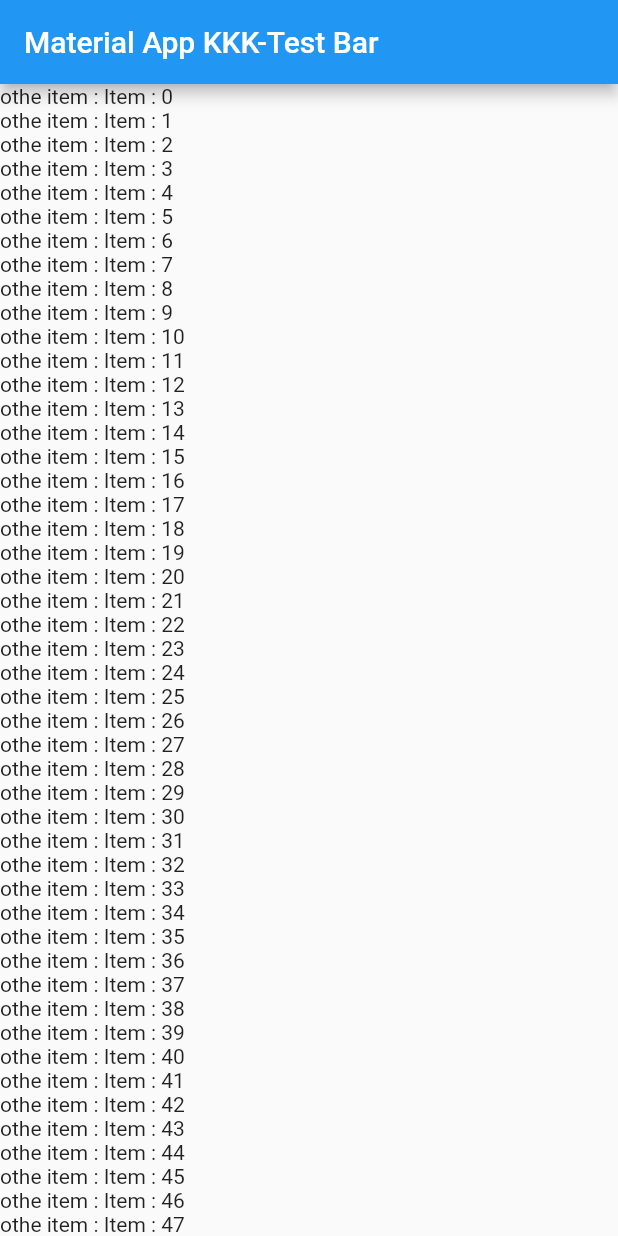
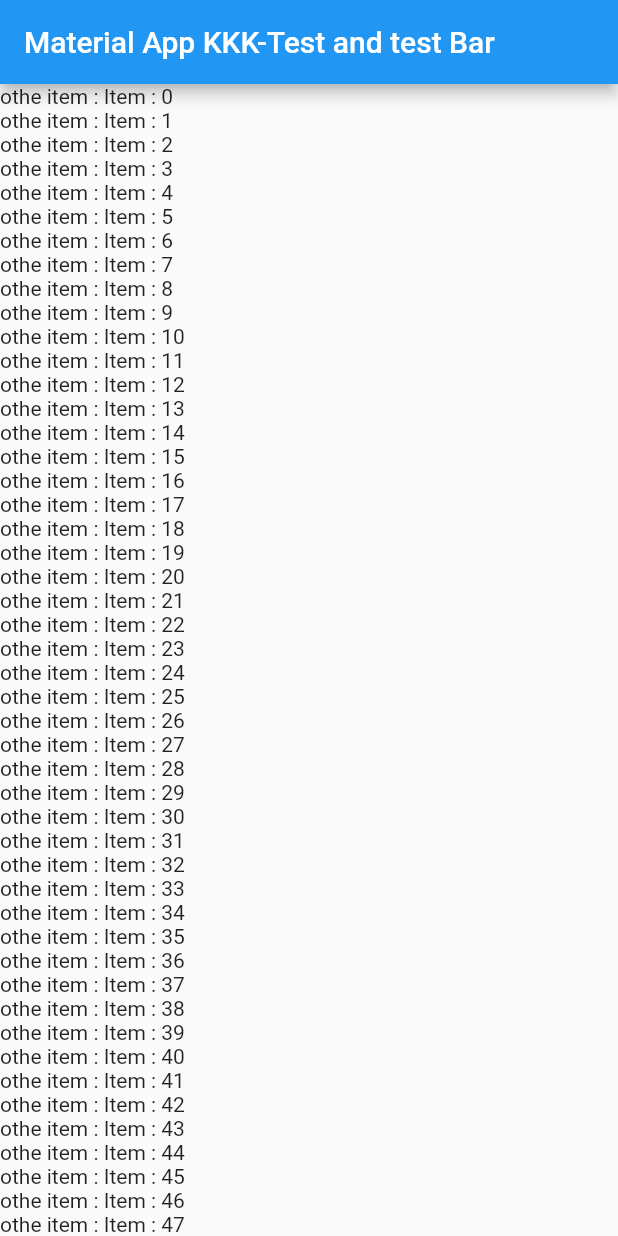
Before and after one commit to poseidonTest/kkk_Flutter, a Flutter app: the screen it shows after launch, on a phone screen of 412 x 824 dp. Run offline on Flutter 3.47's test engine with Material 2 defaults, Android fonts, the phone set to English and light mode, and no system bars.

Commit message:
and commit

```diff
--- a/lib/main.dart
+++ b/lib/main.dart
@@ -24,7 +24,7 @@ class _MyAppState extends State<MyApp> {
       title: 'Material App',
       home: Scaffold(
         appBar: AppBar(
-          title: Text('Material App KKK-Test Bar'),
+          title: Text('Material App KKK-Test and test Bar'),
         ),
         body: ListView(
           children: _widgetList,
```
